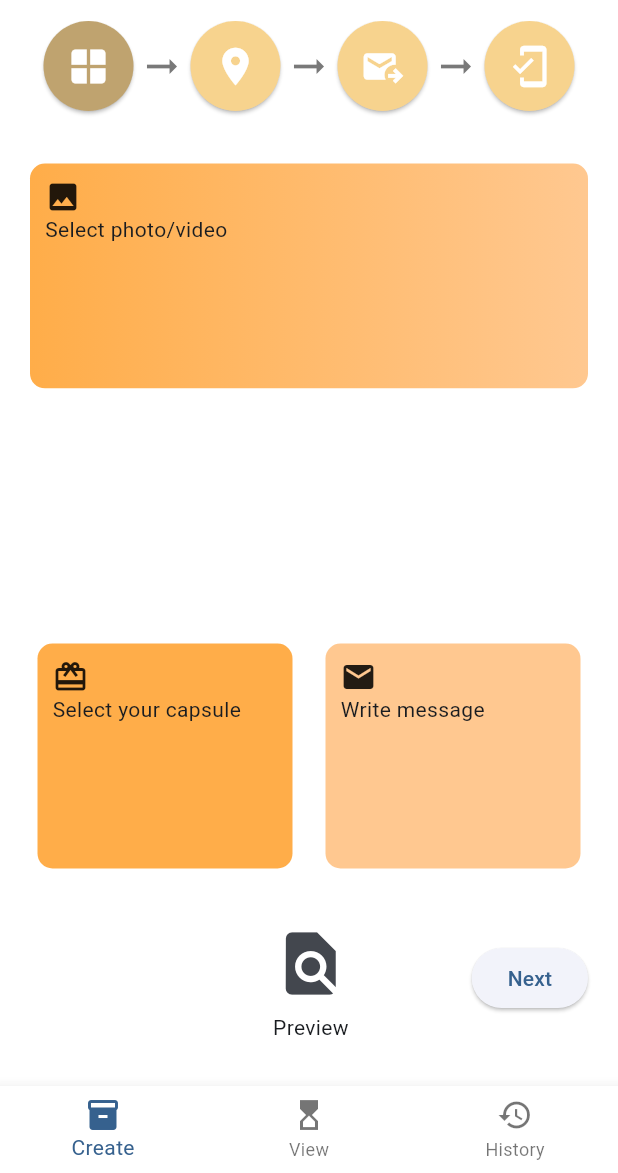
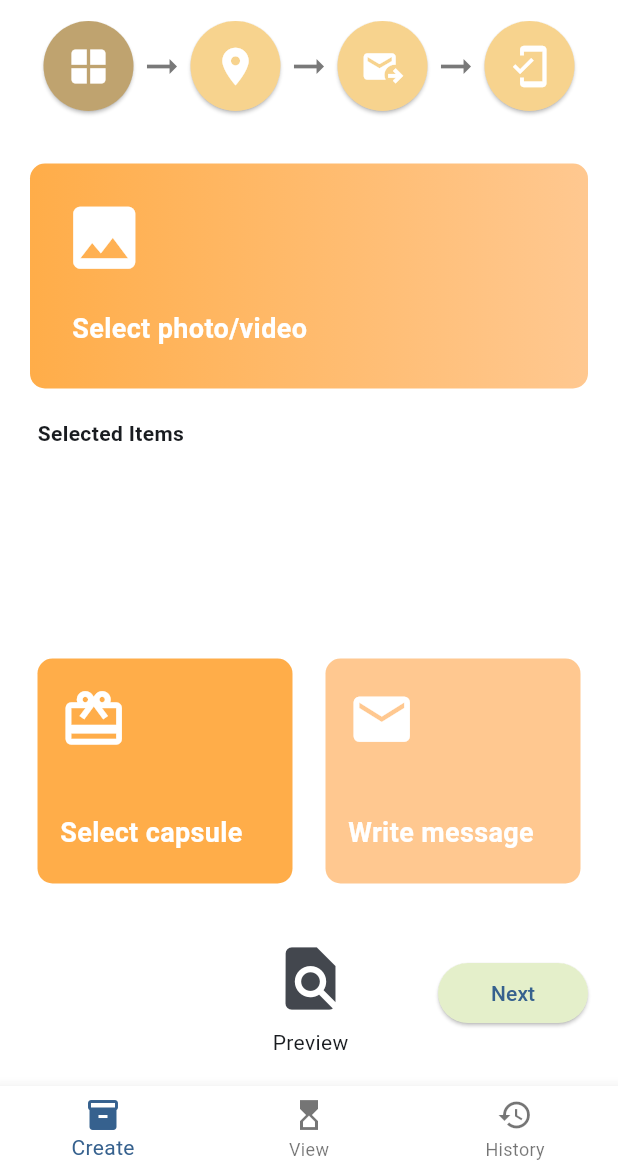
Before and after one commit to YPYT/TimeCapsule, a Flutter app: the screen it shows after launch, on a phone screen of 412 x 824 dp, the part 63-1236 px from its top. Run offline on Flutter 3.47's test engine with Material 3 defaults, Android fonts, the phone set to English and light mode, and no system bars; our stand-ins replace image_picker, shared_preferences; missing offline and left inert: map_location_picker, time_machine.

Commit message:
Polish for create screen one

```diff
--- a/lib/create/create_screen_1.dart
+++ b/lib/create/create_screen_1.dart
@@ -100,7 +100,7 @@ class _CreateScreenOneState extends State<CreateScreenOne> {
                 height: 150,
                 width: double.infinity,
                 alignment: Alignment.center,
-                margin: const EdgeInsets.only(left: 20, right: 20, top: 20, bottom: 0),
+                margin: const EdgeInsets.only(left: 20, right: 20, top: 20, bottom: 20),
                 padding: const EdgeInsets.all(10),
                 decoration: BoxDecoration(
                     borderRadius: BorderRadius.circular(10),
@@ -116,15 +116,34 @@ class _CreateScreenOneState extends State<CreateScreenOne> {
                   child: Column(
                     crossAxisAlignment: CrossAxisAlignment.start,
                     children: [
-                      Icon(Icons.image),
-                      Text("Select photo/video")
+                      Padding(
+                        padding: const EdgeInsets.only(left: 12, top: 12),
+                        child: Icon(Icons.image, size: 55, color: Colors.white),
+                      ),
+                      Padding(
+                        padding: const EdgeInsets.only(left: 18, top: 20),
+                        child: Text("Select photo/video", style: TextStyle(
+                          color: Colors.white,
+                          fontSize: 18,
+                          fontWeight: FontWeight.bold
+                        )),
+                      )
                     ],
                   ),
                 ),
               ),
             ),
+            Padding(
+              padding: const EdgeInsets.only(left: 25),
+              child: Align(
+                alignment: Alignment.centerLeft,
+                child: Text("Selected Items", style: TextStyle(
+                  fontWeight: FontWeight.bold
+                ))
+              ),
+            ),
             Container(
-              height: 150,
+              height: 120,
               margin: const EdgeInsets.only(left: 15, right: 15),
               width: double.infinity,
               decoration: BoxDecoration(color: Colors.white),
@@ -155,8 +174,18 @@ class _CreateScreenOneState extends State<CreateScreenOne> {
                       child: Column(
                         crossAxisAlignment: CrossAxisAlignment.start,
                         children: [
-                          Icon(Icons.redeem),
-                          Text("Select your capsule")
+                          Padding(
+                            padding: const EdgeInsets.only(top: 8, left: 5),
+                            child: Icon(Icons.redeem, size: 45, color: Colors.white),
+                          ),
+                          Padding(
+                            padding: const EdgeInsets.only(top: 40, left: 5),
+                            child: Text("Select capsule", style: TextStyle(
+                                color: Colors.white,
+                                fontSize: 18,
+                                fontWeight: FontWeight.bold
+                            )),
+                          )
                         ],
                       ),
                     ),
@@ -181,8 +210,18 @@ class _CreateScreenOneState extends State<CreateScreenOne> {
                       child: Column(
                         crossAxisAlignment: CrossAxisAlignment.start,
                         children: [
-                          Icon(Icons.mail),
-                          Text("Write message"),
+                          Padding(
+                            padding: const EdgeInsets.only(top: 8, left: 5),
+                            child: Icon(Icons.mail, size: 45, color: Colors.white),
+                          ),
+                          Padding(
+                            padding: const EdgeInsets.only(top: 40, left: 5),
+                            child: Text("Write message", style: TextStyle(
+                                color: Colors.white,
+                                fontSize: 18,
+                                fontWeight: FontWeight.bold
+                            )),
+                          ),
                         ],
                       ),
                     ),
@@ -194,7 +233,7 @@ class _CreateScreenOneState extends State<CreateScreenOne> {
             Row(
               mainAxisAlignment: MainAxisAlignment.spaceBetween,
               children: [
-                SizedBox(width: 100),
+                SizedBox(width: 122),
                 Column(
                   children: [
                     IconButton(
@@ -212,6 +251,10 @@ class _CreateScreenOneState extends State<CreateScreenOne> {
                     onPressed: () {
                       Navigator.push(context, MaterialPageRoute(builder: (context) => CreateScreenTwo(capsule: capsule)));
                     },
+                    style: ElevatedButton.styleFrom(
+                      backgroundColor: Color(0xFFE4EFCA),
+                      minimumSize: const Size(100, 40),
+                    ),
                     child: Text("Next"),
                   ),
                 )
```
